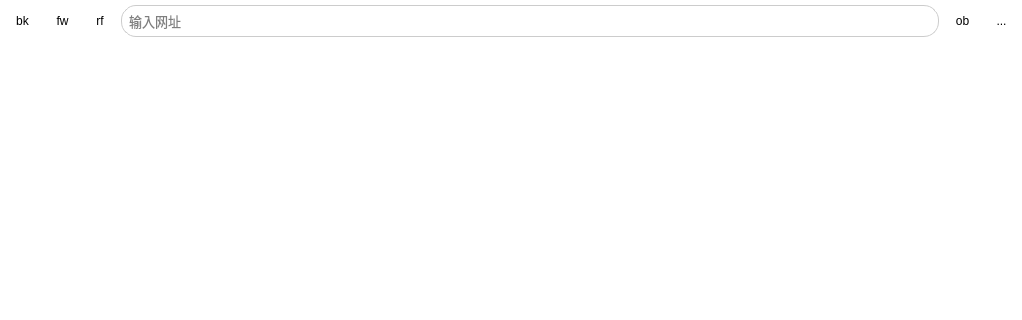
clb-128258/TiebaDesktop, file resf/tb_browser.ui: the form before one commit; both pictures show x 0 to 1022 and y 0 to 320 of the 1022 by 615 pixel window.
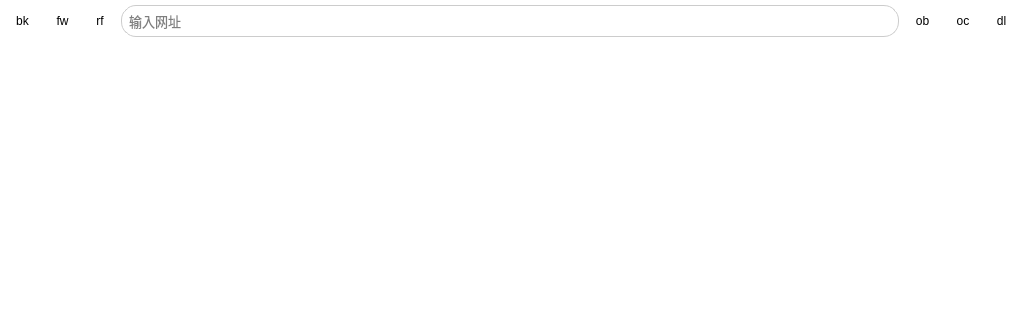
The form after the commit. Icons and pictures are not drawn.

The edit to the form file:
```diff
--- a/resf/tb_browser.ui
+++ b/resf/tb_browser.ui
@@ -175,7 +175,7 @@
     </widget>
    </item>
    <item row="0" column="0">
-    <widget class="QFrame" name="">
+    <widget class="QFrame" name="frame">
      <layout class="QHBoxLayout" name="horizontalLayout">
       <property name="leftMargin">
        <number>5</number>
@@ -262,13 +262,23 @@
         </property>
        </widget>
       </item>
+      <item>
+       <widget class="QToolButton" name="toolButton_6">
+        <property name="toolTip">
+         <string>&lt;html&gt;&lt;head/&gt;&lt;body&gt;&lt;p&gt;在贴吧桌面中打开&lt;/p&gt;&lt;/body&gt;&lt;/html&gt;</string>
+        </property>
+        <property name="text">
+         <string>oc</string>
+        </property>
+       </widget>
+      </item>
       <item>
        <widget class="QToolButton" name="toolButton_4">
         <property name="toolTip">
          <string>&lt;html&gt;&lt;head/&gt;&lt;body&gt;&lt;p&gt;更多&lt;/p&gt;&lt;/body&gt;&lt;/html&gt;</string>
         </property>
         <property name="text">
-         <string>...</string>
+         <string>dl</string>
         </property>
        </widget>
       </item>
```
Left out of the diff: 150 changed lines with no effect on the pictures.
